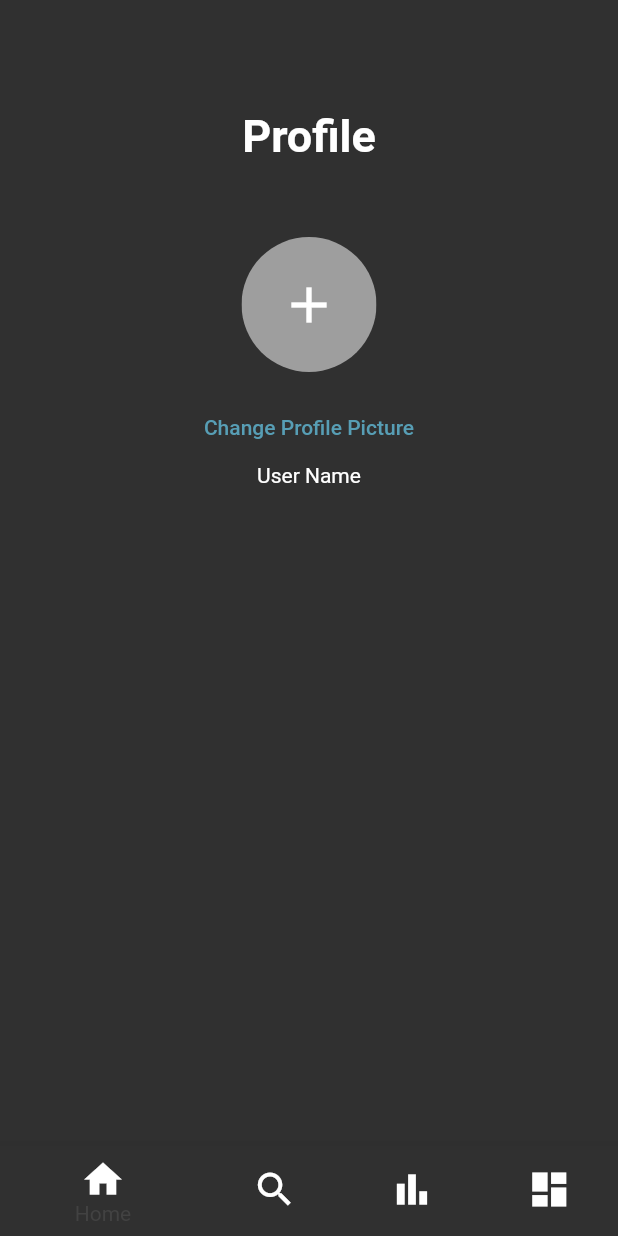
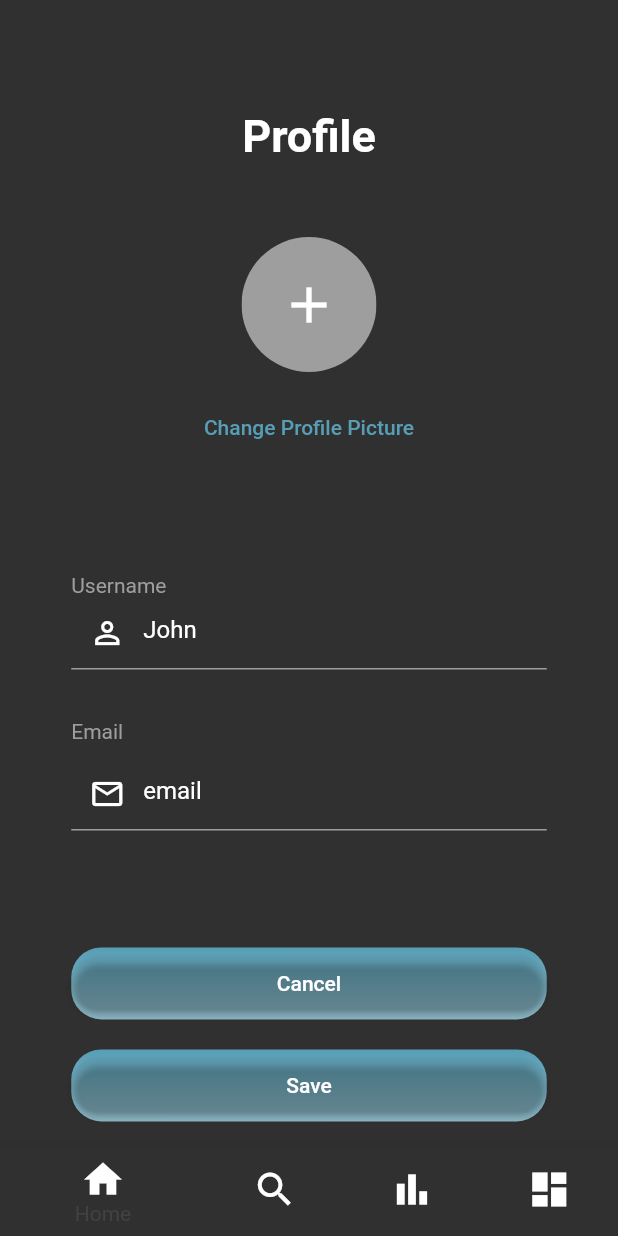
Before and after one commit to Infinidrix/podcast-app, a Flutter app: the EditProfilePage screen opened by its route, on a phone screen of 412 x 824 dp. Run offline on Flutter 3.47's test engine with Material 2 defaults, Android fonts, the light colour scheme and no system bars; our stand-ins replace auto_route, hexcolor.

Commit message:
adding some constant widgets on the core package of constants.dart file and finished the edit profile page

```diff
--- a/lib/presentation/core/constants.dart
+++ b/lib/presentation/core/constants.dart
@@ -1,4 +1,5 @@
 import 'package:flutter/material.dart';
+import 'package:hexcolor/hexcolor.dart';
 
 final textfieldDecoration = InputDecoration(
   border: UnderlineInputBorder(
@@ -28,3 +29,20 @@
     color: Colors.white,
   ),
 );
+
+final buttonDecoration = BoxDecoration(
+  gradient: LinearGradient(
+      begin: Alignment.topCenter,
+      end: Alignment.bottomCenter,
+      colors: [HexColor("#579EB5"), HexColor("#8EB9C7")]),
+  borderRadius: BorderRadius.circular(20.0),
+);
+
+final buttonStyle = ButtonStyle(
+  backgroundColor: MaterialStateProperty.all(Colors.transparent),
+  shape: MaterialStateProperty.all(
+    RoundedRectangleBorder(
+      borderRadius: BorderRadius.circular(20.0),
+    ),
+  ),
+);
--- a/lib/presentation/pages/edit_profile/widgets/edit_profile_widget.dart
+++ b/lib/presentation/pages/edit_profile/widgets/edit_profile_widget.dart
@@ -1,6 +1,8 @@
 import 'package:flutter/material.dart';
 import 'package:hexcolor/hexcolor.dart';
+import 'package:podcast_app/presentation/core/constants.dart';
 import 'package:podcast_app/presentation/pages/edit_profile/widgets/profile_picture.dart';
+import 'package:podcast_app/presentation/routes/router.gr.dart';
 
 class EditProfileWidget extends StatefulWidget {
   const EditProfileWidget({Key? key}) : super(key: key);
@@ -12,12 +14,113 @@
 class _EditProfileWidgetState extends State<EditProfileWidget> {
   @override
   Widget build(BuildContext context) {
-    return Column(
-      children: [
-        ChangeProfilePricture(),
-        Text("User Name"),
+    final _formKey = GlobalKey<FormState>();
 
-      ],
+    Widget username = TextFormField(
+      style: TextStyle(color: Colors.white),
+      decoration: textfieldDecoration.copyWith(
+        hintText: "John",
+        prefixIcon: Icon(
+          Icons.person_outline,
+          color: Colors.white,
+        ),
+      ),
+      validator: (value) {
+        if (value == null || value.isEmpty) {
+          return "This field can't be empty";
+        }
+        return null;
+      },
+    );
+
+    Widget emailInput = Padding(
+      padding: const EdgeInsets.fromLTRB(0.0, 10.0, 0.0, 45.0),
+      child: TextFormField(
+        style: TextStyle(color: Colors.white),
+        decoration: textfieldDecoration,
+        validator: (value) {
+          if (value == null || value.isEmpty) {
+            return "This field can't be empty";
+          } else if (!value.contains("@") || !value.contains(".com")) {
+            return "Invalid email";
+          }
+          return null;
+        },
+      ),
+    );
+
+    Widget cancelButton = DecoratedBox(
+      decoration: buttonDecoration,
+      child: ElevatedButton(
+        style: buttonStyle,
+        onPressed: () {
+          // checking if the form submitted is valid
+          if (_formKey.currentState!.validate()) {
+            print("Successfully cancelled");
+          }
+        },
+        child: Padding(
+          padding: const EdgeInsets.all(10.0),
+          child: Container(
+            child: Text("Cancel"),
+          ),
+        ),
+      ),
+    );
+
+    Widget saveButton = DecoratedBox(
+      decoration: buttonDecoration,
+      child: ElevatedButton(
+        style: buttonStyle,
+        onPressed: () {
+          // checking if the form submitted is valid
+          if (_formKey.currentState!.validate()) {
+            print("Successfully saved");
+          }
+        },
+        child: Padding(
+          padding: const EdgeInsets.all(10.0),
+          child: Container(
+            child: Text("Save"),
+          ),
+        ),
+      ),
+    );
+
+    return Padding(
+      padding: const EdgeInsets.symmetric(horizontal: 47.5),
+      child: Container(
+        child: Form(
+            child: ListView(
+          children: [
+            ChangeProfilePricture(),
+            Padding(
+              padding: const EdgeInsets.only(top: 73.3),
+              child: Text(
+                "Username",
+                style: TextStyle(color: Colors.grey),
+              ),
+            ),
+            Padding(
+              padding: const EdgeInsets.only(bottom: 33.3),
+              child: username,
+            ),
+            Text(
+              "Email",
+              style: TextStyle(color: Colors.grey),
+            ),
+            Padding(
+              padding: const EdgeInsets.only(bottom: 33.0),
+              child: emailInput,
+            ),
+            cancelButton,
+            Padding(
+              padding: const EdgeInsets.only(top: 20.0),
+              child: saveButton,
+            )
+          ],
+        )),
+      ),
     );
   }
 }
```
Lines whose indentation alone changed are shown as unchanged.
